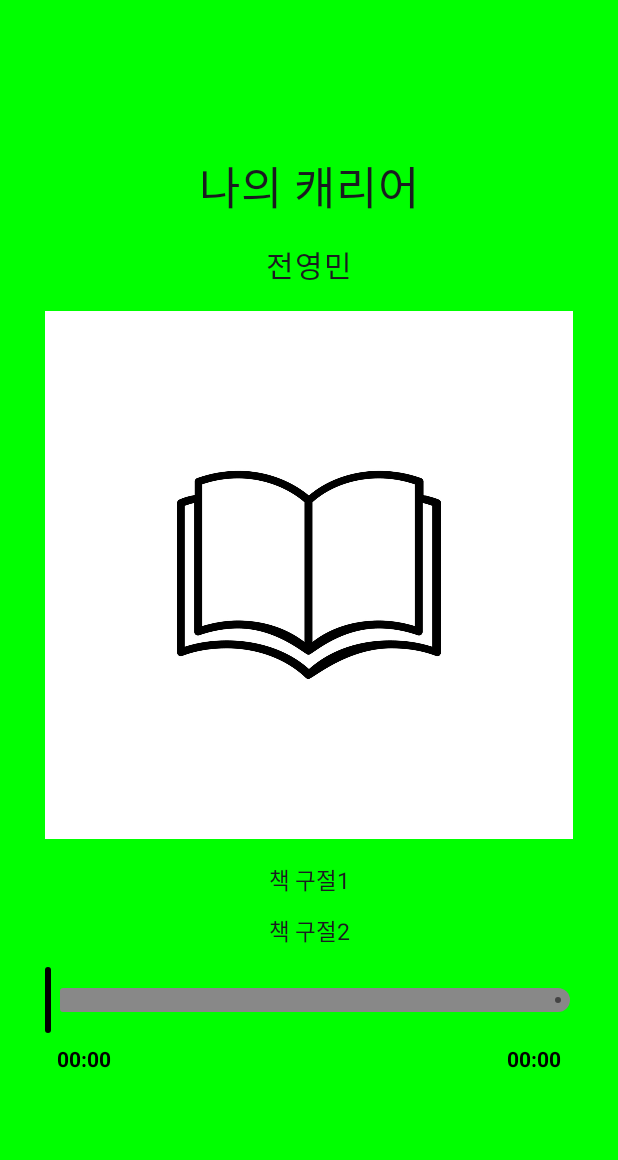
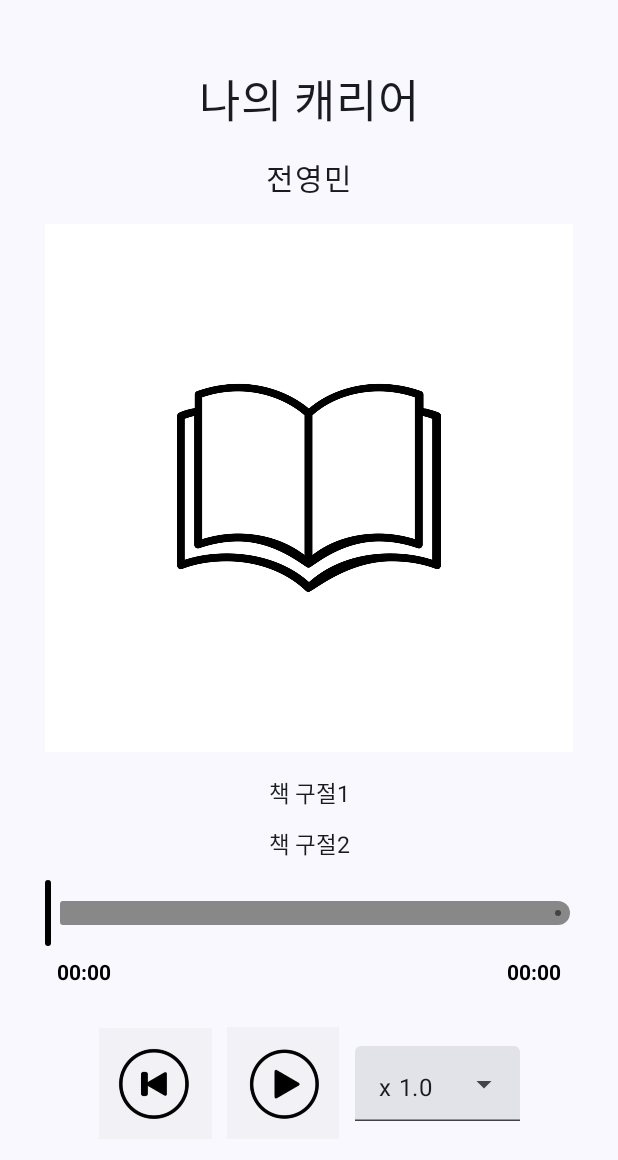
Before and after one commit to yonggun1996/AudioBookAos, an Android app built with Jetpack Compose: the screen it shows after launch (PlayActivity), after a tap on "나의 캐리어", on a phone screen of 412 x 824 dp. Shown: the top 1160 px of the screen. Run offline under Robolectric (Android 15) with nearby library versions, the light colour scheme and no system bars.

Commit message:
하단 버튼 생성

```diff
--- a/app/src/main/java/com/example/audiobook/PlayActivity.kt
+++ b/app/src/main/java/com/example/audiobook/PlayActivity.kt
@@ -16,8 +16,10 @@
 import androidx.compose.foundation.layout.Spacer
 import androidx.compose.foundation.layout.fillMaxSize
 import androidx.compose.foundation.layout.fillMaxWidth
+import androidx.compose.foundation.layout.height
 import androidx.compose.foundation.layout.padding
 import androidx.compose.foundation.layout.size
+import androidx.compose.foundation.layout.width
 import androidx.compose.material.icons.Icons
 import androidx.compose.material.icons.filled.ArrowBack
 import androidx.compose.material3.DropdownMenuItem
@@ -45,6 +47,7 @@
 import androidx.compose.runtime.setValue
 import androidx.compose.ui.Alignment
 import androidx.compose.ui.Modifier
+import androidx.compose.ui.draw.alpha
 import androidx.compose.ui.graphics.Color
 import androidx.compose.ui.platform.LocalContext
 import androidx.compose.ui.res.painterResource
@@ -83,7 +86,6 @@
         Column (
             modifier = Modifier
                 .fillMaxSize()
-                .background(Color.Green)
                 .padding(30.dp),
             horizontalAlignment = Alignment.CenterHorizontally,
             verticalArrangement = Arrangement.Center
@@ -196,12 +198,42 @@
             )
         }
         Row (
-            modifier = Modifier.fillMaxWidth(),
+            modifier = Modifier
+                .fillMaxWidth()
+                .padding(20.dp),
             horizontalArrangement = Arrangement.Center,
             verticalAlignment = Alignment.CenterVertically
         ) {
+            Image(
+                modifier = Modifier
+                    .size(75.dp)
+                    .clickable {
+                        Toast
+                            .makeText(this@PlayActivity, "되돌리기 버튼 클릭", Toast.LENGTH_SHORT)
+                            .show()
+                    },
+                painter = painterResource(id = R.drawable.rollback),
+                contentDescription = "되돌리기 버튼"
+            )
+            Spacer(modifier = Modifier.width(10.dp)) // 간격을 두기 위한 코드
 
-            //PlaySpeedDropDown()
+            var audioControllResource = R.drawable.play
+            if (isPlaying.value) audioControllResource = R.drawable.pause // 재생중인경우 일시정지 버튼 설정
+
+            Image(
+                modifier = Modifier
+                    .size(75.dp)
+                    .clickable {
+                        Toast
+                            .makeText(this@PlayActivity, "재생 버튼 클릭", Toast.LENGTH_SHORT)
+                            .show()
+                    },
+                painter = painterResource(id = audioControllResource),
+                contentDescription = "되돌리기 버튼"
+            )
+            Spacer(modifier = Modifier.width(10.dp))
+
+            PlaySpeedDropDown()
         }
     }
 
@@ -219,7 +251,9 @@
         }
 
         ExposedDropdownMenuBox(
-            modifier = Modifier.size(125.dp),
+            modifier = Modifier
+                .height(50.dp)
+                .width(110.dp),
             expanded = isExpanded,
             onExpandedChange = {
                 isExpanded = !isExpanded
```
Also changed, not shown: app/src/main/res/drawable/pause.jpg (added), app/src/main/res/drawable/play.jpg (added), app/src/main/res/drawable/rollback.jpg (added).
